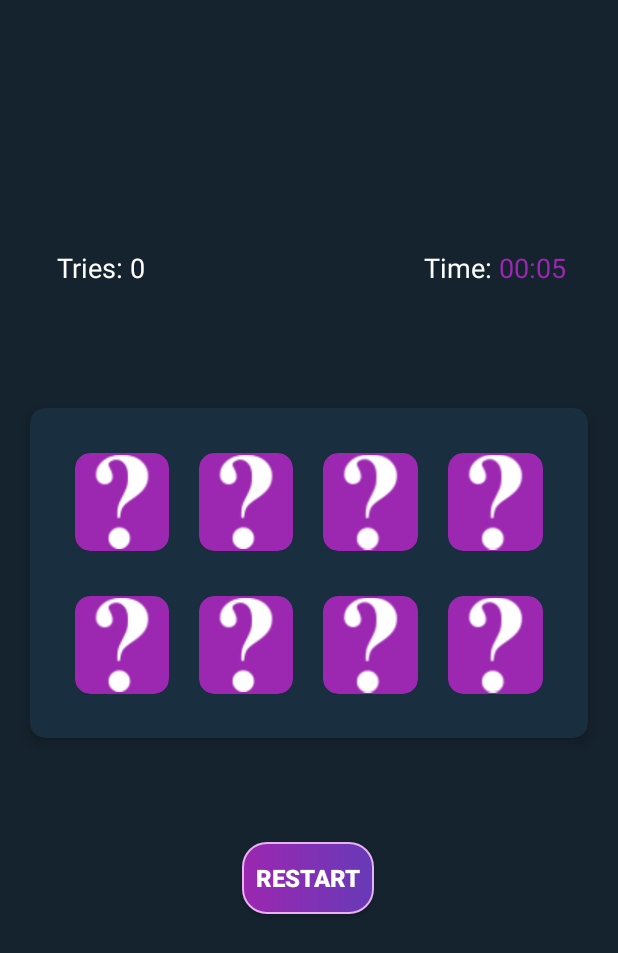
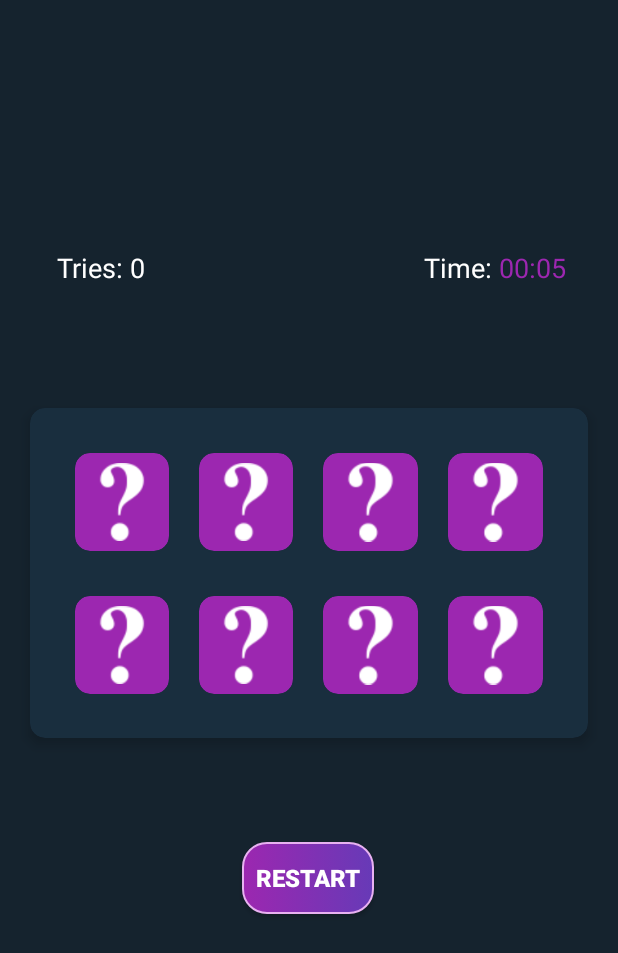
Before and after one commit to AhmadMamduhh/Matching_Cards_Game_Application, an Android app: the ResultsActivity screen opened directly, with no data from a screen before it, after a tap on "RESTART", on a phone screen of 412 x 824 dp. Shown: the top 953 px of the screen. Run offline under Robolectric (Android 15) with nearby library versions, the light colour scheme and no system bars; 1 statement that could not run was skipped.

Commit message:
Added a celebration audio file which plays when the player wins the game and added padding to the images inside the CardViews.

```diff
--- a/app/src/main/java/com/ahmedmamdouh/matchingcardsgame/GameController.kt
+++ b/app/src/main/java/com/ahmedmamdouh/matchingcardsgame/GameController.kt
@@ -20,6 +20,7 @@ object GameController {
     lateinit var soundDog : MediaPlayer
     lateinit var soundSnake : MediaPlayer
     lateinit var soundChicken : MediaPlayer
+    lateinit var soundCelebration : MediaPlayer
 
     /**
      * This method is responsible for resetting the values of all variables to their initial values.
--- a/app/src/main/java/com/ahmedmamdouh/matchingcardsgame/ResultsActivity.kt
+++ b/app/src/main/java/com/ahmedmamdouh/matchingcardsgame/ResultsActivity.kt
@@ -1,6 +1,7 @@
 package com.ahmedmamdouh.matchingcardsgame
 
 import android.content.Intent
+import android.media.MediaPlayer
 import androidx.appcompat.app.AppCompatActivity
 import android.os.Bundle
 import kotlinx.android.synthetic.main.activity_results.*
@@ -9,6 +10,12 @@ class ResultsActivity : AppCompatActivity() {
     override fun onCreate(savedInstanceState: Bundle?) {
         super.onCreate(savedInstanceState)
         setContentView(R.layout.activity_results)
+
+        // Playing celebration audio file
+        GameController.soundCelebration = MediaPlayer.create(this, R.raw.celebration)
+        GameController.soundCelebration.start()
+
+        // Getting score data from the intent and formatting it
         val tries = intent.getIntExtra("tries", 0)
         val time = intent.getStringExtra("time")
         val minutes = time?.substring(0, 2)
@@ -55,4 +62,9 @@ class ResultsActivity : AppCompatActivity() {
         exitBtn.setOnClickListener { finish() }
     }
 
+    override fun onDestroy() {
+        super.onDestroy()
+        GameController.soundCelebration.release()
+    }
+
 }
--- a/app/src/main/res/layout/activity_main.xml
+++ b/app/src/main/res/layout/activity_main.xml
@@ -51,6 +51,7 @@
                         android:id="@+id/img1"
                         android:layout_width="match_parent"
                         android:layout_height="match_parent"
+                        android:padding="5dp"
                         android:scaleType="fitCenter"
                         android:src="@drawable/question_mark" />
                 </androidx.cardview.widget.CardView>
@@ -70,6 +71,7 @@
                         android:id="@+id/img2"
                         android:layout_width="match_parent"
                         android:layout_height="match_parent"
+                        android:padding="5dp"
                         android:scaleType="fitCenter"
                         android:src="@drawable/question_mark" />
                 </androidx.cardview.widget.CardView>
@@ -89,6 +91,7 @@
                         android:id="@+id/img3"
                         android:layout_width="match_parent"
                         android:layout_height="match_parent"
+                        android:padding="5dp"
                         android:scaleType="fitCenter"
                         android:src="@drawable/question_mark" />
                 </androidx.cardview.widget.CardView>
@@ -108,6 +111,7 @@
                         android:id="@+id/img4"
                         android:layout_width="match_parent"
                         android:layout_height="match_parent"
+                        android:padding="5dp"
                         android:scaleType="fitCenter"
                         android:src="@drawable/question_mark" />
 
@@ -136,6 +140,7 @@
                         android:id="@+id/img5"
                         android:layout_width="match_parent"
                         android:layout_height="match_parent"
+                        android:padding="5dp"
                         android:scaleType="fitCenter"
                         android:src="@drawable/question_mark" />
                 </androidx.cardview.widget.CardView>
@@ -155,6 +160,7 @@
                         android:id="@+id/img6"
                         android:layout_width="match_parent"
                         android:layout_height="match_parent"
+                        android:padding="5dp"
                         android:scaleType="fitCenter"
                         android:src="@drawable/question_mark" />
                 </androidx.cardview.widget.CardView>
@@ -174,6 +180,7 @@
                         android:id="@+id/img7"
                         android:layout_width="match_parent"
                         android:layout_height="match_parent"
+                        android:padding="5dp"
                         android:scaleType="fitCenter"
                         android:src="@drawable/question_mark" />
                 </androidx.cardview.widget.CardView>
@@ -193,6 +200,7 @@
                         android:id="@+id/img8"
                         android:layout_width="match_parent"
                         android:layout_height="match_parent"
+                        android:padding="5dp"
                         android:scaleType="fitCenter"
                         android:src="@drawable/question_mark" />
                 </androidx.cardview.widget.CardView>
```
Also changed, not shown: 1 other file.
